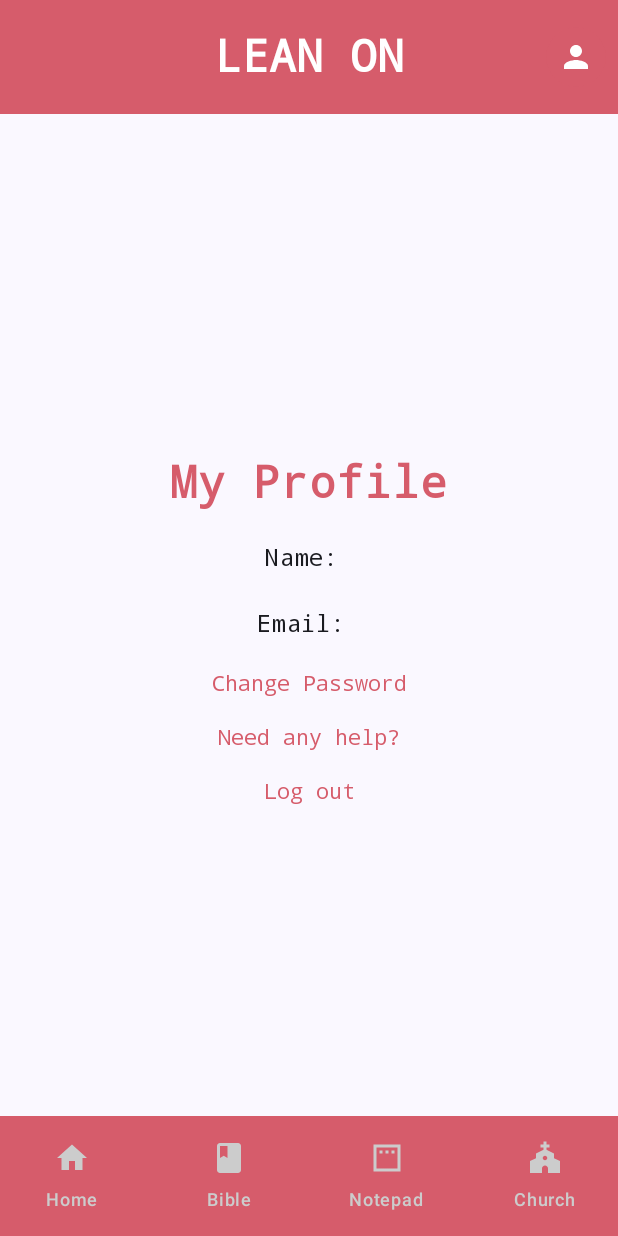
After one commit to EstherNyumu/LEAN-ON, an Android app built with Jetpack Compose: the ProfileScreen screen opened through its navigation route, on a phone screen of 412 x 824 dp. The commit adds this screen. Run offline under Robolectric (Android 15) with nearby library versions, the phone set to English and light mode, and no system bars.

Commit message:
Added a profile page and sign in restrictions

```diff
--- a/app/src/main/java/com/example/leanon/navigation/AppNavHost.kt
+++ b/app/src/main/java/com/example/leanon/navigation/AppNavHost.kt
@@ -17,6 +17,7 @@ import com.example.leanon.ui.theme.pages.notepad.BibleStudyNotepadScreen
 import com.example.leanon.ui.theme.pages.notepad.NotepadScreen
 import com.example.leanon.ui.theme.pages.notepad.PrayerNotepadScreen
 import com.example.leanon.ui.theme.pages.notepad.SermonNotepadScreen
+import com.example.leanon.ui.theme.pages.profile.ProfileScreen
 import com.example.leanon.ui.theme.pages.signup.SignUpScreen
 
 @Composable
@@ -62,6 +63,9 @@ fun AppNavHost(navController: NavHostController) {
         composable(route = ROUTE_SIGNUP){
             SignUpScreen(navController)
         }
+        composable(route = ROUTE_PROFILE){
+            ProfileScreen(navController)
+        }
 
     }
 }
--- a/app/src/main/java/com/example/leanon/navigation/Routes.kt
+++ b/app/src/main/java/com/example/leanon/navigation/Routes.kt
@@ -14,3 +14,4 @@ const val ROUTE_BIBLE_STUDY_NOTEPAD = "bible_study_notepad"
 const val ROUTE_ADD_PRAYER = "add_prayer_screen"
 const val ROUTE_ADD_SERMON = "add_sermon_screen"
 const val ROUTE_ADD_BIBLE_STUDY= "add_bible_study_screen"
+const val ROUTE_PROFILE = "profile_screen"
--- a/app/src/main/java/com/example/leanon/ui/theme/pages/main/MainScreen.kt
+++ b/app/src/main/java/com/example/leanon/ui/theme/pages/main/MainScreen.kt
@@ -6,9 +6,13 @@ import androidx.compose.animation.slideOutVertically
 import androidx.compose.foundation.layout.Box
 import androidx.compose.foundation.layout.RowScope
 import androidx.compose.foundation.layout.padding
+import androidx.compose.material.icons.Icons
+import androidx.compose.material.icons.filled.Person
 import androidx.compose.material3.CenterAlignedTopAppBar
 import androidx.compose.material3.ExperimentalMaterial3Api
 import androidx.compose.material3.Icon
+import androidx.compose.material3.IconButton
+import androidx.compose.material3.IconButtonDefaults
 import androidx.compose.material3.NavigationBar
 import androidx.compose.material3.NavigationBarItem
 import androidx.compose.material3.NavigationBarItemDefaults
@@ -28,6 +32,7 @@ import androidx.compose.ui.graphics.Color
 import androidx.compose.ui.input.nestedscroll.NestedScrollConnection
 import androidx.compose.ui.input.nestedscroll.NestedScrollSource
 import androidx.compose.ui.input.nestedscroll.nestedScroll
+import androidx.compose.ui.platform.LocalContext
 import androidx.compose.ui.platform.LocalDensity
 import androidx.compose.ui.text.font.FontFamily
 import androidx.compose.ui.text.font.FontWeight
@@ -40,8 +45,11 @@ import androidx.navigation.NavGraph.Companion.findStartDestination
 import androidx.navigation.NavHostController
 import androidx.navigation.compose.currentBackStackEntryAsState
 import androidx.navigation.compose.rememberNavController
+import com.example.leanon.data.AuthRepository
 import com.example.leanon.models.BottomBarScreen
 import com.example.leanon.navigation.AppNavHost
+import com.example.leanon.navigation.ROUTE_LOGIN
+import com.example.leanon.navigation.ROUTE_PROFILE
 import com.example.leanon.ui.theme.PrimePink
 
 @OptIn(ExperimentalMaterial3Api::class)
@@ -61,7 +69,7 @@ fun MainScreen() {
             height = bottomBarHeight, offsetHeightPx = bottomBarOffsetHeightPx
         ),
         bottomBar = { BottomBar(navController = navController, state = buttonsVisible,modifier = Modifier)},
-        topBar = { TopAppBar(modifier = Modifier)}
+        topBar = { TopAppBar(modifier = Modifier,navController = navController)}
     ){paddingValues->
         Box(modifier = Modifier.padding(paddingValues)){
             AppNavHost(navController = navController)
@@ -95,7 +103,8 @@ fun Modifier.bottomBarAnimatedScroll(
 
 @OptIn(ExperimentalMaterial3Api::class)
 @Composable
-fun TopAppBar( modifier:Modifier) {
+fun TopAppBar( modifier:Modifier,navController: NavHostController) {
+    var context = LocalContext.current
 //    val scrollBehavior = TopAppBarDefaults.enterAlwaysScrollBehavior(rememberTopAppBarState())
 //      Modifier.nestedScroll(scrollBehavior.nestedScrollConnection)
     CenterAlignedTopAppBar(
@@ -111,6 +120,21 @@ fun TopAppBar( modifier:Modifier) {
                 fontWeight = FontWeight.Bold,
                 fontFamily = FontFamily.Monospace)
         },
+        actions = {
+            IconButton(onClick = {
+                var authRepository = AuthRepository(navController,context)
+                if(!(authRepository.isLoggedIn())){
+                    navController.navigate(ROUTE_LOGIN)
+                }
+                else{
+                    navController.navigate(ROUTE_PROFILE)
+                }
+            },
+                colors = IconButtonDefaults.iconButtonColors(containerColor = PrimePink, contentColor = Color.White)
+            ) {
+                Icon(imageVector = Icons.Default.Person, contentDescription = "Profile Icon")
+            }
+        }
 //        scrollBehavior = scrollBehavior
     )
 
@@ -157,10 +181,10 @@ fun RowScope.AddItem(
         onClick = {
             navController.navigate(screen.route){
                 popUpTo(navController.graph.findStartDestination().id){
-                    saveState = true
+//                    saveState = true
                 }
                 launchSingleTop = true
-                restoreState = true
+//                restoreState = true
             }
         },
         colors = NavigationBarItemDefaults.colors(
--- /dev/null
+++ b/app/src/main/java/com/example/leanon/ui/theme/pages/profile/ProfileScreen.kt
@@ -0,0 +1,92 @@
+package com.example.leanon.ui.theme.pages.profile
+
+import android.content.res.Configuration
+import androidx.compose.foundation.layout.Arrangement
+import androidx.compose.foundation.layout.Column
+import androidx.compose.foundation.layout.Spacer
+import androidx.compose.foundation.layout.fillMaxSize
+import androidx.compose.foundation.layout.height
+import androidx.compose.foundation.layout.padding
+import androidx.compose.foundation.text.ClickableText
+import androidx.compose.material3.Text
+import androidx.compose.runtime.Composable
+import androidx.compose.ui.Alignment
+import androidx.compose.ui.Modifier
+import androidx.compose.ui.platform.LocalContext
+import androidx.compose.ui.text.AnnotatedString
+import androidx.compose.ui.text.TextStyle
+import androidx.compose.ui.text.font.FontFamily
+import androidx.compose.ui.text.font.FontWeight
+import androidx.compose.ui.tooling.preview.Preview
+import androidx.compose.ui.unit.dp
+import androidx.compose.ui.unit.sp
+import androidx.navigation.NavHostController
+import androidx.navigation.compose.rememberNavController
+import com.example.leanon.data.AuthRepository
+import com.example.leanon.navigation.ROUTE_LOGIN
+import com.example.leanon.ui.theme.LeanOnTheme
+import com.example.leanon.ui.theme.PrimePink
+
+@Composable
+fun ProfileScreen(navController: NavHostController) {
+    Column(modifier = Modifier
+        .fillMaxSize(),
+        horizontalAlignment = Alignment.CenterHorizontally,
+        verticalArrangement = Arrangement.Center
+    ){
+        var context = LocalContext.current
+        Text(
+            text = "My Profile",
+            fontSize = 30.sp,
+            color = PrimePink,
+            modifier = Modifier.padding(20.dp),
+            fontWeight = FontWeight.Bold,
+            fontFamily = FontFamily.Monospace
+        )
+        Text(text = "Name: ", fontFamily = FontFamily.Monospace)
+        Spacer(modifier = Modifier.height(20.dp))
+
+        Text(text = "Email: ",fontFamily = FontFamily.Monospace)
+        Spacer(modifier = Modifier.height(20.dp))
+
+        ClickableText(
+            text = AnnotatedString("Change Password"),
+            onClick = {/*how to change pass*/},
+            style = TextStyle(
+                fontFamily = FontFamily.Monospace,
+                color = PrimePink
+            ))
+        Spacer(modifier = Modifier.height(20.dp))
+
+        ClickableText(
+            text = AnnotatedString("Need any help?"),
+            onClick = {/*contact customer care*/},
+            style = TextStyle(
+                fontFamily = FontFamily.Monospace,
+                color = PrimePink
+            ))
+        Spacer(modifier = Modifier.height(20.dp))
+
+        ClickableText(
+            text = AnnotatedString("Log out"),
+            onClick = {
+                var authRepository = AuthRepository(navController, context)
+                authRepository.logout()
+                navController.navigate(ROUTE_LOGIN)
+            },
+            style = TextStyle(
+                fontFamily = FontFamily.Monospace,
+                color = PrimePink
+            )
+        )
+
+    }
+}
+
+@Preview(showBackground = true, uiMode = Configuration.UI_MODE_NIGHT_NO)
+@Composable
+fun ProfileScreenPreview() {
+    LeanOnTheme {
+        ProfileScreen(rememberNavController())
+    }
+}
--- a/app/src/main/java/com/example/leanon/ui/theme/pages/signup/SignUpScreen.kt
+++ b/app/src/main/java/com/example/leanon/ui/theme/pages/signup/SignUpScreen.kt
@@ -1,5 +1,6 @@
 package com.example.leanon.ui.theme.pages.signup
 
+import android.content.res.Configuration
 import androidx.compose.foundation.layout.Arrangement
 import androidx.compose.foundation.layout.Column
 import androidx.compose.foundation.layout.Spacer
@@ -80,6 +81,7 @@ fun SignUpScreen(navController: NavHostController) {
         Button(onClick = {
             var authRepository = AuthRepository(navController, context)
             authRepository.signup(username.text.trim(),email.text.trim(),password.text.trim())
+            navController.navigate(ROUTE_LOGIN)
         },colors = ButtonDefaults.buttonColors(PrimePink)) {
             Text(text = "Sign Up")
         }
@@ -94,7 +96,7 @@ fun SignUpScreen(navController: NavHostController) {
     }
 }
 
-@Preview
+@Preview(showBackground = true, uiMode = Configuration.UI_MODE_NIGHT_NO)
 @Composable
 fun SignUpScreenPreview() {
     LeanOnTheme {
```
Also changed, not shown: app/src/main/java/com/example/leanon/ui/theme/pages/home/HomeScreen.kt (+11 -1 lines), app/src/main/java/com/example/leanon/ui/theme/pages/notepad/NotepadScreen.kt (+30 -5 lines), app/src/main/java/com/example/leanon/ui/theme/pages/profile/ChangePassScreen.kt (added, +21 -0 lines), app/src/main/leanon-playstore.png (added), app/src/main/leanonicon-playstore.png (added). Lines whose indentation alone changed are shown as unchanged.
